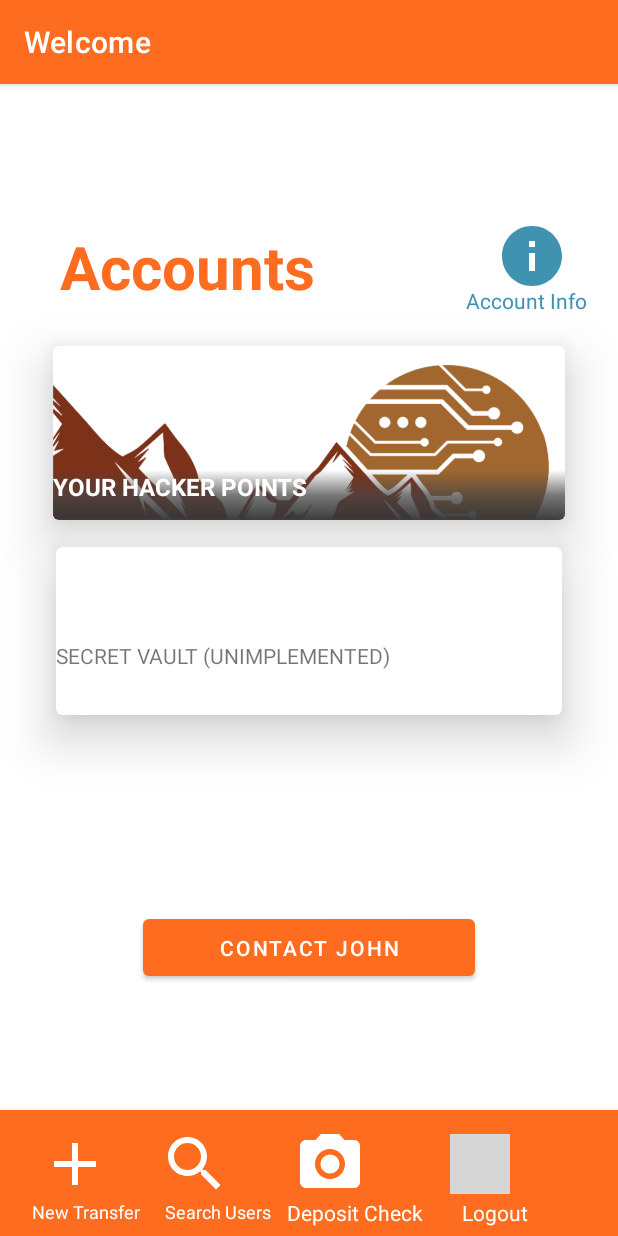
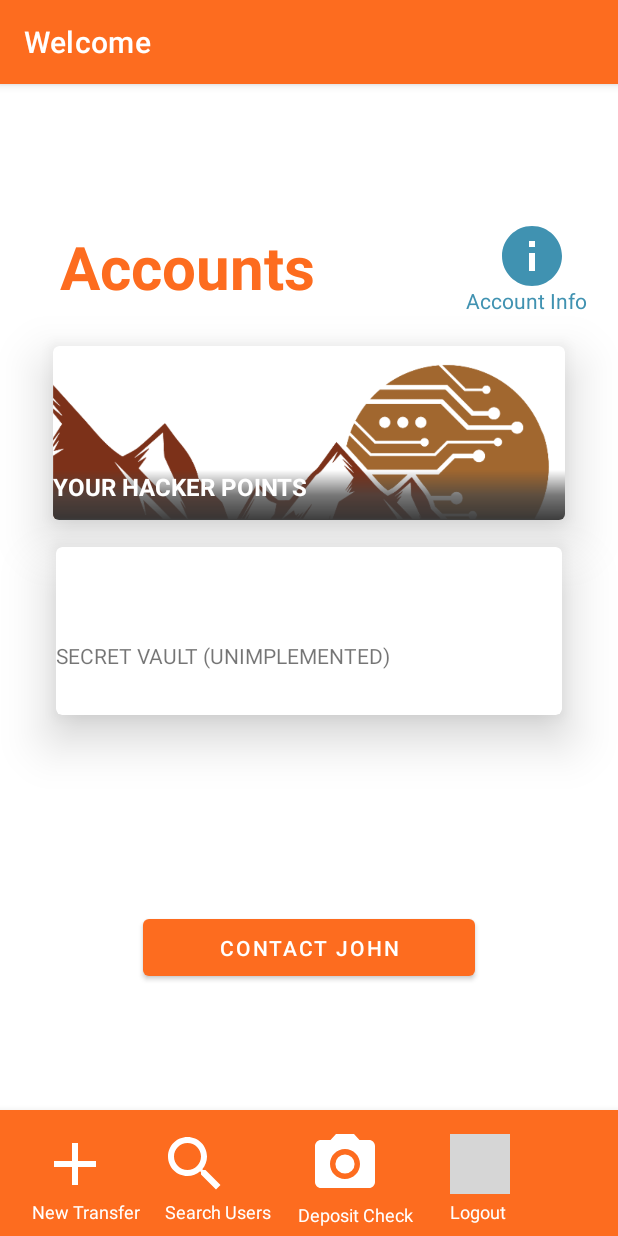
Before and after one commit to Hippi3Hack3r/YAVAA, an Android app: the AccountViewMain screen opened directly, with no data from a screen before it, on a phone screen of 412 x 824 dp. Run offline under Robolectric (Android 15) with nearby library versions, the phone set to English and light mode, and no system bars; grey boxes are pictures that could not be loaded.

Commit message:
Minor Bug Fixes

```diff
--- a/app/src/main/java/com/bhis/thehackerbank/AccountDetails.kt
+++ b/app/src/main/java/com/bhis/thehackerbank/AccountDetails.kt
@@ -48,7 +48,7 @@ class AccountDetails : AppCompatActivity() {
             val decodedString: String = String(Base64.decode("ZmxhZ3tpX2tub3dfaG93X3lvdV9nb3RfaGVyZX0=", 0))
             c.text = decodedString
             apidetails = ""
-        } else if (legit.length != 64) {
+        } else if (legit.length > 0) {
             val decodedSting: String = String(Base64.decode("ZmxhZ3t0aGVzZV9hcmVudF90aGVfZXh0cmFzX3lvdXJlX2xvb2tpbmdfZm9yfQ==", 0))
             c.text = decodedSting
         }
--- a/app/src/main/res/layout/account_view_main.xml
+++ b/app/src/main/res/layout/account_view_main.xml
@@ -153,8 +153,8 @@
             android:layout_marginTop="16sp"
             android:layout_width="40sp"
             android:layout_height="40sp"
-            android:layout_marginBottom="12sp"
             android:background="@color/transparent"
+            android:elevation="10sp"
             android:focusable="true"
             app:srcCompat="@drawable/ic_baseline_logout_24" />
 
@@ -162,18 +162,19 @@
             android:id="@+id/logouttxt"
             android:layout_width="wrap_content"
             android:layout_height="wrap_content"
-            android:layout_gravity="bottom|right"
-            android:layout_marginRight="60sp"
-            android:layout_marginBottom="6sp"
+            android:layout_gravity="bottom"
+            android:layout_marginStart="300sp"
+            android:layout_marginBottom="8sp"
             android:gravity="center"
             android:text="@string/logout"
+            android:textSize="12sp"
             android:textColor="@color/white" />
 
         <ImageButton
             android:id="@+id/depositcheck"
             android:layout_width="40sp"
             android:layout_height="40sp"
-            android:layout_marginStart="200sp"
+            android:layout_marginStart="210sp"
             android:layout_marginTop="16sp"
             android:background="@color/transparent"
             android:focusable="true"
@@ -187,6 +188,7 @@
             android:layout_marginStart="180sp"
             android:layout_marginBottom="6sp"
             android:gravity="center"
+            android:textSize="12sp"
             android:text="@string/deposit_check"
             android:textColor="@color/white" />
     </com.google.android.material.bottomnavigation.BottomNavigationView>
```
Also changed, not shown: 7 other files.
